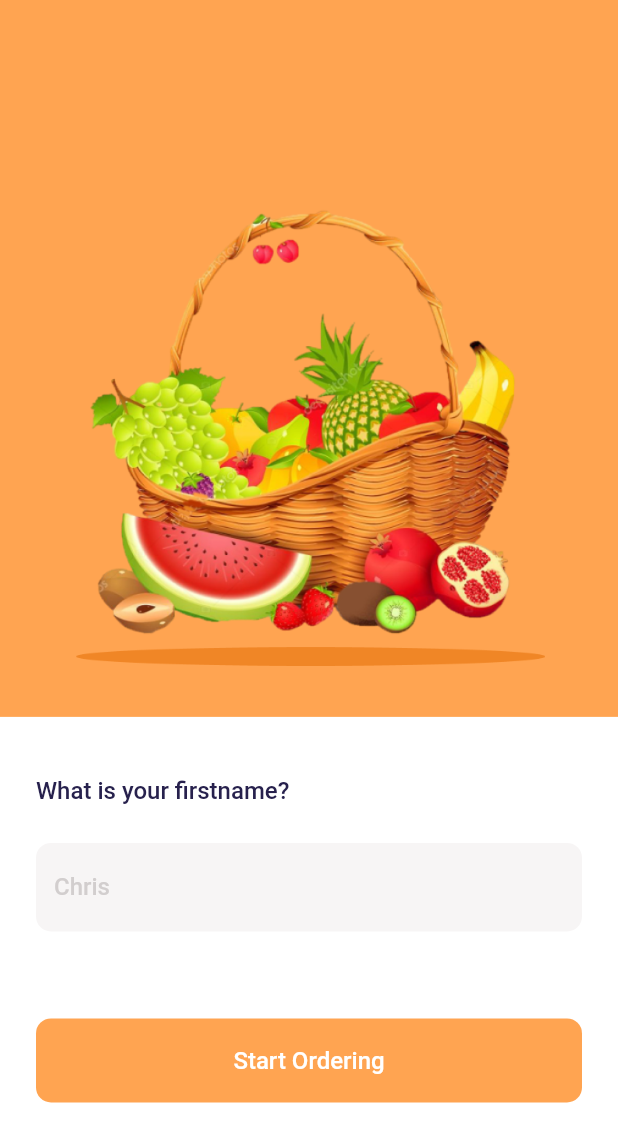
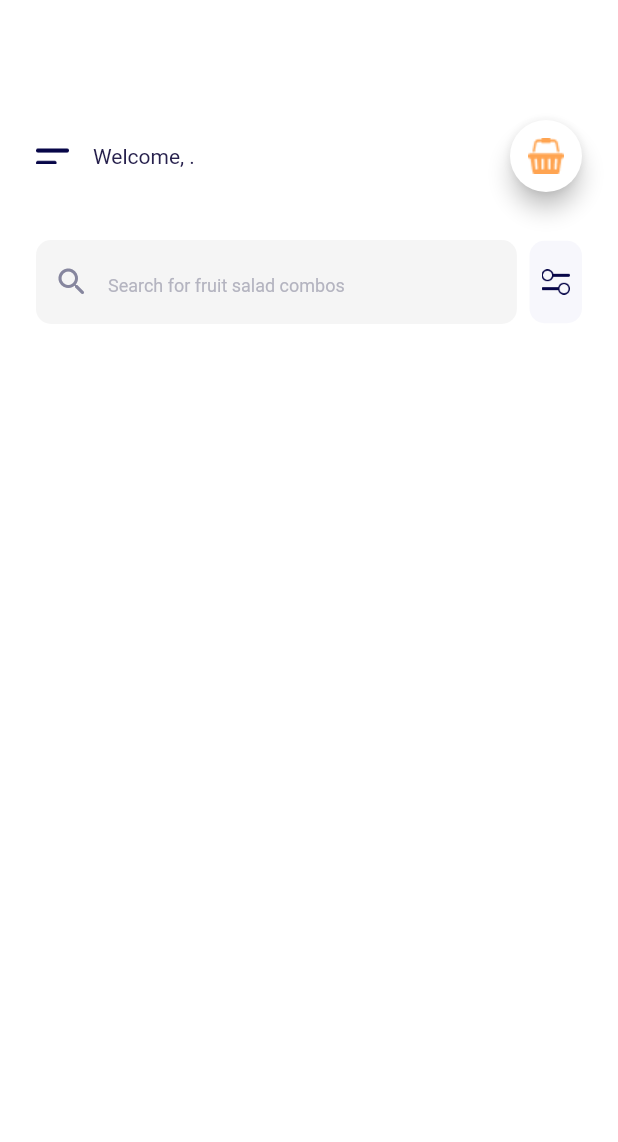
Before and after one commit to 01Explorer/Desafio-Sprint-2-Flutter-set.22, a Flutter app: the AuthenticationScreen screen opened directly, after a tap on "Start Ordering", on a phone screen of 412 x 824 dp. Shown: the top 1142 px of the screen. Run offline on Flutter 3.47's test engine with Material 2 defaults, Android fonts, the phone set to English and light mode, and no system bars.

Commit message:
Developed the home screen header

```diff
--- a/lib/components/welcome_auth_button.dart
+++ b/lib/components/welcome_auth_button.dart
@@ -4,10 +4,12 @@ import 'package:flutter/material.dart';
 
 class WelcomeAuthenticationButton extends StatelessWidget {
   final String message;
+  final Widget destination;
   const WelcomeAuthenticationButton({
     Key? key,
     required this.width,
     required this.message,
+    required this.destination,
   }) : super(key: key);
 
   final double width;
@@ -18,7 +20,7 @@ class WelcomeAuthenticationButton extends StatelessWidget {
       onTap: () => Navigator.push(
         context,
         MaterialPageRoute(
-          builder: (context) => const AuthenticationScreen(),
+          builder: (context) => destination,
         ),
       ),
       child: Container(
--- a/lib/screens/authentication.dart
+++ b/lib/screens/authentication.dart
@@ -1,6 +1,7 @@
 import 'package:desafio_sprint2/components/welcome_auth_button.dart';
 import 'package:desafio_sprint2/components/welcome_auth_image.dart';
-import 'package:desafio_sprint2/screens/splash.dart';
+import 'package:desafio_sprint2/screens/home.dart';
+import 'package:desafio_sprint2/screens/welcome.dart';
 import 'package:flutter/material.dart';
 
 class AuthenticationScreen extends StatefulWidget {
@@ -11,9 +12,9 @@ class AuthenticationScreen extends StatefulWidget {
 }
 
 class _AuthenticationScreenState extends State<AuthenticationScreen> {
+  final TextEditingController _textController = TextEditingController();
   @override
   Widget build(BuildContext context) {
-    final TextEditingController _textController = TextEditingController();
     final width = MediaQuery.of(context).size.width;
     final height = MediaQuery.of(context).size.height;
 
@@ -69,6 +70,9 @@ class _AuthenticationScreenState extends State<AuthenticationScreen> {
               child: WelcomeAuthenticationButton(
                 width: width,
                 message: 'Start Ordering',
+                destination: HomeScreen(
+                  consumerName: _textController.text,
+                ),
               ),
             )
           ],
--- /dev/null
+++ b/lib/screens/home.dart
@@ -0,0 +1,114 @@
+import 'package:flutter/material.dart';
+
+class HomeScreen extends StatefulWidget {
+  final String consumerName;
+  HomeScreen({Key? key, required this.consumerName}) : super(key: key);
+
+  @override
+  State<HomeScreen> createState() => _HomeScreenState();
+}
+
+class _HomeScreenState extends State<HomeScreen> {
+  final TextEditingController _textHomeController = TextEditingController();
+  @override
+  Widget build(BuildContext context) {
+    return Scaffold(
+      backgroundColor: Colors.white,
+      body: Column(
+        crossAxisAlignment: CrossAxisAlignment.start,
+        children: [
+          Padding(
+            padding: const EdgeInsets.only(top: 80, left: 24),
+            child: Row(
+              mainAxisAlignment: MainAxisAlignment.spaceBetween,
+              children: [
+                Row(
+                  mainAxisAlignment: MainAxisAlignment.start,
+                  children: [
+                    Image.asset(
+                      'assets/images/home_bars.png',
+                      width: 22,
+                    ),
+                    Padding(
+                      padding: const EdgeInsets.only(left: 16),
+                      child: Text(
+                        'Welcome, ${widget.consumerName}.',
+                        style: const TextStyle(
+                          fontWeight: FontWeight.w400,
+                          fontSize: 14,
+                        ),
+                      ),
+                    ),
+                  ],
+                ),
+                Padding(
+                  padding: const EdgeInsets.only(right: 24),
+                  child: SizedBox(
+                    width: 48,
+                    height: 48,
+                    child: FloatingActionButton(
+                      backgroundColor: Colors.white,
+                      child: Image.asset('assets/images/basket_icon.png'),
+                      onPressed: () => null,
+                    ),
+                  ),
+                )
+              ],
+            ),
+          ),
+          Padding(
+            padding: EdgeInsets.only(top: 32, left: 24, right: 24),
+            child: Row(
+              mainAxisAlignment: MainAxisAlignment.spaceBetween,
+              children: [
+                SizedBox(
+                  width: 411 * 0.78,
+                  height: 56,
+                  child: TextField(
+                    controller: _textHomeController,
+                    decoration: const InputDecoration(
+                      prefixIcon: Icon(Icons.search_rounded),
+                      prefixIconColor: Color.fromRGBO(134, 134, 158, 1),
+                      hintText: 'Search for fruit salad combos',
+                      hintStyle: TextStyle(
+                        fontWeight: FontWeight.w400,
+                        fontSize: 12,
+                        color: Color.fromRGBO(180, 180, 192, 1),
+                      ),
+                      filled: true,
+                      fillColor: Color.fromRGBO(245, 245, 245, 1),
+                      border: OutlineInputBorder(
+                        borderRadius: BorderRadius.all(
+                          Radius.circular(10),
+                        ),
+                        borderSide: BorderSide(
+                          width: 0,
+                          style: BorderStyle.none,
+                        ),
+                      ),
+                    ),
+                  ),
+                ),
+                Container(
+                  width: 35,
+                  height: 55,
+                  decoration: const BoxDecoration(
+                    borderRadius: BorderRadius.all(Radius.circular(10)),
+                    color: Color.fromRGBO(247, 247, 252, 1),
+                  ),
+                  child: Center(
+                    child: Image.asset(
+                      'assets/images/filter_icon.png',
+                      height: 17,
+                      width: 20,
+                    ),
+                  ),
+                )
+              ],
+            ),
+          )
+        ],
+      ),
+    );
+  }
+}
--- a/lib/screens/welcome.dart
+++ b/lib/screens/welcome.dart
@@ -1,5 +1,6 @@
 import 'package:desafio_sprint2/components/welcome_auth_button.dart';
 import 'package:desafio_sprint2/components/welcome_auth_image.dart';
+import 'package:desafio_sprint2/screens/authentication.dart';
 import 'package:flutter/material.dart';
 
 class WelcomeScreen extends StatelessWidget {
@@ -48,6 +49,7 @@ class WelcomeScreen extends StatelessWidget {
             child: WelcomeAuthenticationButton(
               width: width,
               message: 'Let\'s Continue',
+              destination: const AuthenticationScreen(),
             ),
           )
         ],
--- a/pubspec.yaml
+++ b/pubspec.yaml
@@ -79,7 +79,7 @@ flutter:
   fonts:
     - family: TT Norms Pro
       fonts:
-        - asset: assets/fonts/TT-Norms-Pro-Regular.otf
+        - asset: assets/fonts/TT-Norms-Pro.otf
   #   - family: Trajan Pro
   #     fonts:
   #       - asset: fonts/TrajanPro.ttf
```
Also changed, not shown: assets/fonts/TT-Norms-Pro-Regular.otf (deleted), assets/fonts/TT-Norms-Pro.otf (added), assets/images/basket_icon.png (added), assets/images/filter_icon.png (added), assets/images/home_bars.png (added).
